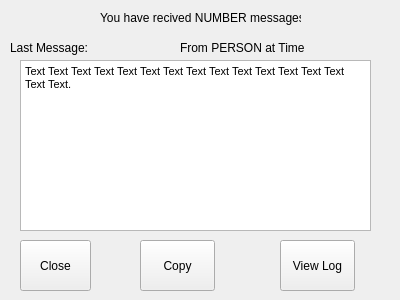
The window that C++/Main/src/multi_message_box.ui (DiegoArmando/TexDump) describes before a commit, drawn with Qt 5.
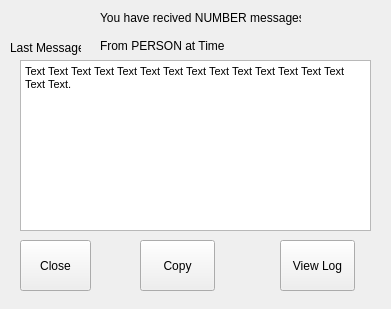
The same window after the commit.

```diff
--- a/C++/Main/src/multi_message_box.ui
+++ b/C++/Main/src/multi_message_box.ui
@@ -6,8 +6,8 @@
    <rect>
     <x>0</x>
     <y>0</y>
-    <width>400</width>
-    <height>300</height>
+    <width>391</width>
+    <height>309</height>
    </rect>
   </property>
   <property name="windowTitle">
@@ -31,7 +31,7 @@
     <rect>
      <x>10</x>
      <y>40</y>
-     <width>131</width>
+     <width>71</width>
      <height>16</height>
     </rect>
    </property>
@@ -42,10 +42,10 @@
   <widget class="QLabel" name="sender_timestamp_lable">
    <property name="geometry">
     <rect>
-     <x>180</x>
-     <y>40</y>
-     <width>201</width>
-     <height>16</height>
+     <x>100</x>
+     <y>35</y>
+     <width>271</width>
+     <height>21</height>
     </rect>
    </property>
    <property name="text">
```
